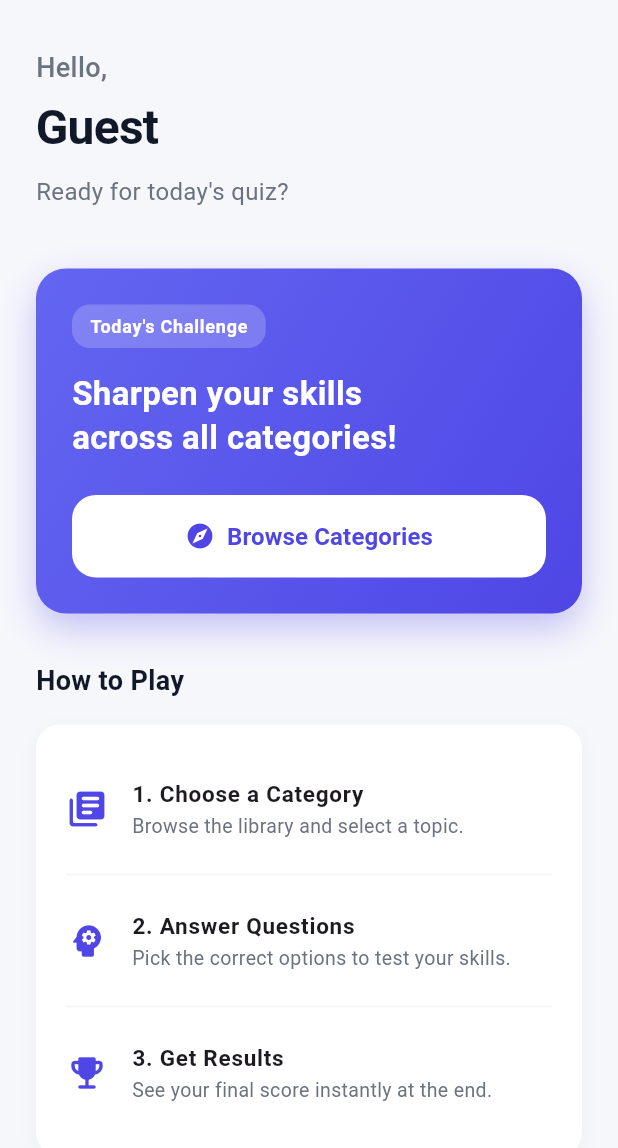
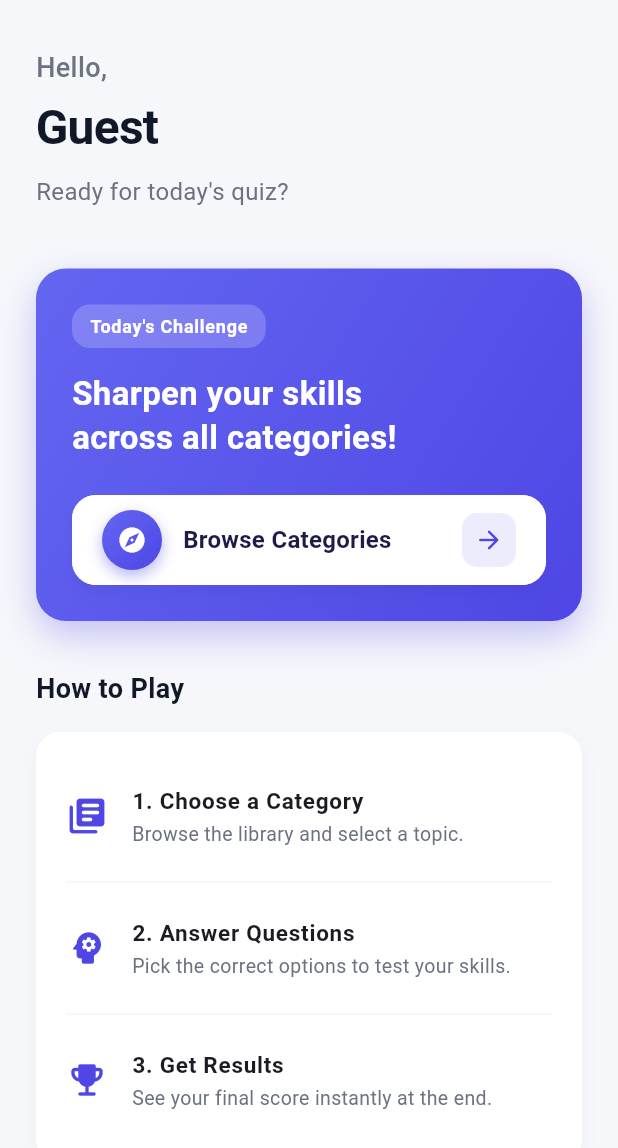
Before and after one commit to shariyardurjoy/QuizVerse-App, a Flutter app: the HomeScreen screen opened directly, on a phone screen of 412 x 824 dp. Shown: the top 1148 px of the screen. Run offline on Flutter 3.47's test engine with Material 3 defaults, Android fonts, the phone set to English and light mode, and no system bars; our stand-ins replace firebase_auth, firebase_core, google_sign_in; accounts and stored records are empty; generated files the repository leaves out were written again; network calls fail.

Commit message:
Enhance UI consistency and aesthetics across the app; implement Material 3 theme, update AppBar styles, and improve button designs for better user experience

```diff
--- a/lib/presentation/screens/home/home_screen.dart
+++ b/lib/presentation/screens/home/home_screen.dart
@@ -106,7 +106,8 @@ class HomeScreen extends StatelessWidget {
                     // Main Action Button inside the card
                     SizedBox(
                       width: double.infinity,
-                      child: ElevatedButton.icon(
+                      height: 60,
+                      child: ElevatedButton(
                         onPressed: () {
                           Navigator.push(
                             context,
@@ -116,22 +117,77 @@ class HomeScreen extends StatelessWidget {
                           );
                         },
                         style: ElevatedButton.styleFrom(
-                          padding: const EdgeInsets.symmetric(vertical: 16),
                           backgroundColor: Colors.white,
-                          foregroundColor: const Color(0xFF4F46E5), // Purple text
-                          elevation: 0,
+                          foregroundColor: const Color(0xFF4F46E5),
+                          elevation: 4,
+                          shadowColor: Colors.black.withOpacity(0.18),
+                          surfaceTintColor: Colors.transparent,
+                          padding: const EdgeInsets.symmetric(horizontal: 20),
                           shape: RoundedRectangleBorder(
                             borderRadius: BorderRadius.circular(16),
+                            side: BorderSide(
+                              color: Colors.white,
+                              width: 2,
+                            ),
                           ),
                         ),
-                        // Professional Flutter Icon instead of emoji
-                        icon: const Icon(Icons.explore_rounded, size: 20),
-                        label: const Text(
-                          'Browse Categories',
-                          style: TextStyle(
-                            fontSize: 16,
-                            fontWeight: FontWeight.bold,
-                          ),
+                        child: Row(
+                          children: [
+                            // Left icon container
+                            Container(
+                              width: 40,
+                              height: 40,
+                              decoration: BoxDecoration(
+                                gradient: const LinearGradient(
+                                  colors: [Color(0xFF6366F1), Color(0xFF4F46E5)],
+                                  begin: Alignment.topLeft,
+                                  end: Alignment.bottomRight,
+                                ),
+                                shape: BoxShape.circle,
+                                boxShadow: [
+                                  BoxShadow(
+                                    color: const Color(0xFF4F46E5).withOpacity(0.4),
+                                    blurRadius: 8,
+                                    offset: const Offset(0, 4),
+                                  ),
+                                ],
+                              ),
+                              child: const Icon(
+                                Icons.explore_rounded,
+                                color: Colors.white,
+                                size: 20,
+                              ),
+                            ),
+
+                            const SizedBox(width: 14),
+
+                            // Label
+                            const Expanded(
+                              child: Text(
+                                "Browse Categories",
+                                style: TextStyle(
+                                  fontSize: 16,
+                                  fontWeight: FontWeight.bold,
+                                  color: Color(0xFF1E1B4B),
+                                  letterSpacing: 0.2,
+                                ),
+                              ),
+                            ),
+
+                            // Right arrow in a tinted pill
+                            Container(
+                              padding: const EdgeInsets.all(8),
+                              decoration: BoxDecoration(
+                                color: const Color(0xFF4F46E5).withOpacity(0.10),
+                                borderRadius: BorderRadius.circular(10),
+                              ),
+                              child: const Icon(
+                                Icons.arrow_forward_rounded,
+                                color: Color(0xFF4F46E5),
+                                size: 20,
+                              ),
+                            ),
+                          ],
                         ),
                       ),
                     ),
```
Also changed, not shown: lib/app.dart (+16 -0 lines), lib/core/services/auth_service.dart (+0 -8 lines), lib/main.dart (+11 -0 lines), lib/presentation/screens/category/category_screen.dart (+8 -2 lines), lib/presentation/screens/profile/profile_screen.dart (+7 -0 lines), lib/presentation/screens/quiz/quiz_screen.dart (+7 -0 lines).
